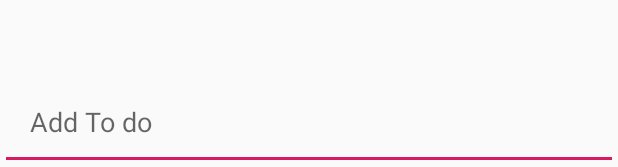
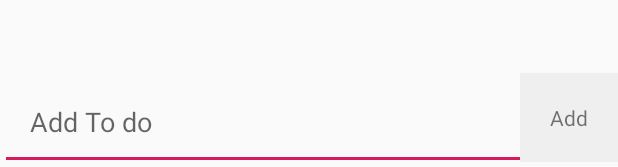
Before and after one commit to notsatyarth/todos, an Android app: the layout activity_main.xml on its own in the app's theme, with its tools: preview values and no code run, on a phone screen of 412 x 824 dp. Shown: the part 1066-1233 px from the top of the screen. Run offline under Robolectric (Android 15) with nearby library versions, the phone set to English and light mode, and no system bars.

```diff
--- a/app/src/main/AndroidManifest.xml
+++ b/app/src/main/AndroidManifest.xml
@@ -8,6 +8,7 @@
         android:label="@string/app_name"
         android:roundIcon="@mipmap/ic_launcher_round"
         android:supportsRtl="true"
+        android:name=".ToDoApp"
         android:theme="@style/AppTheme">
         <activity android:name=".ui.ToDoListActivity">
             <intent-filter>
--- a/app/src/main/res/layout/activity_main.xml
+++ b/app/src/main/res/layout/activity_main.xml
@@ -5,20 +5,34 @@
     android:layout_height="match_parent"
     tools:context=".ui.ToDoListActivity">
 
-
-    <EditText
-        android:id="@+id/input"
+    <RelativeLayout
+        android:id="@+id/input_row"
         android:layout_width="match_parent"
         android:layout_height="wrap_content"
         android:layout_alignParentBottom="true"
-        android:hint="Add To do"
-        android:imeOptions="actionDone"
-        android:padding="20dp" />
+        android:orientation="horizontal">
+
+        <EditText
+            android:id="@+id/input"
+            android:layout_width="match_parent"
+            android:layout_height="wrap_content"
+            android:hint="Add To do"
+            android:padding="20dp" />
+
+        <TextView
+            android:id="@+id/add_button"
+            android:layout_width="wrap_content"
+            android:layout_height="wrap_content"
+            android:layout_alignParentRight="true"
+            android:background="#EFEFEF"
+            android:padding="20dp"
+            android:text="Add" />
+    </RelativeLayout>
 
     <android.support.v7.widget.RecyclerView
         android:id="@+id/todolist"
         android:layout_width="match_parent"
         android:layout_height="match_parent"
-        android:layout_above="@id/input" />
+        android:layout_above="@id/input_row" />
 
 </RelativeLayout>
--- a/app/src/main/res/layout/item_todo_layout.xml
+++ b/app/src/main/res/layout/item_todo_layout.xml
@@ -1,7 +1,7 @@
 <?xml version="1.0" encoding="utf-8"?>
 <LinearLayout xmlns:android="http://schemas.android.com/apk/res/android"
     android:layout_width="match_parent"
-    android:layout_height="match_parent"
+    android:layout_height="wrap_content"
     android:orientation="horizontal">
 
 
```
Also changed, not shown: app/build.gradle (+11 -0 lines), app/src/main/java/com/app/todos/ToDoApp.kt (+4 -4 lines), app/src/main/java/com/app/todos/di/AppComponent.kt (+21 -8 lines), app/src/main/java/com/app/todos/ui/ToDoListActivity.kt (+17 -15 lines), app/src/main/java/com/app/todos/ui/binding/BindingModule.kt (+7 -1 lines), build.gradle (+5 -2 lines), 1 other file.
